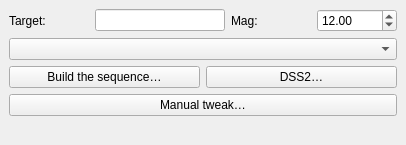
Above: nightscribe/gui/ui/ufe_compare_tab.ui from irydeo/nightscribe before the change. Below: the same form after it.
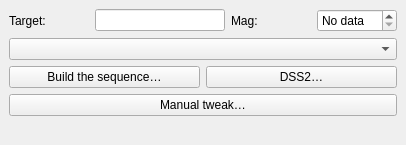
That is the form after the change.

What changed in the file:
```diff
--- a/nightscribe/gui/ui/ufe_compare_tab.ui
+++ b/nightscribe/gui/ui/ufe_compare_tab.ui
@@ -73,7 +73,10 @@
         <double>25.000000000000000</double>
        </property>
        <property name="value">
-        <double>12.000000000000000</double>
+        <double>0.000000000000000</double>
+       </property>
+       <property name="specialValueText">
+        <string>No data</string>
        </property>
       </widget>
      </item>
```
Left out of the diff: 5 changed lines with no effect on the pictures.
